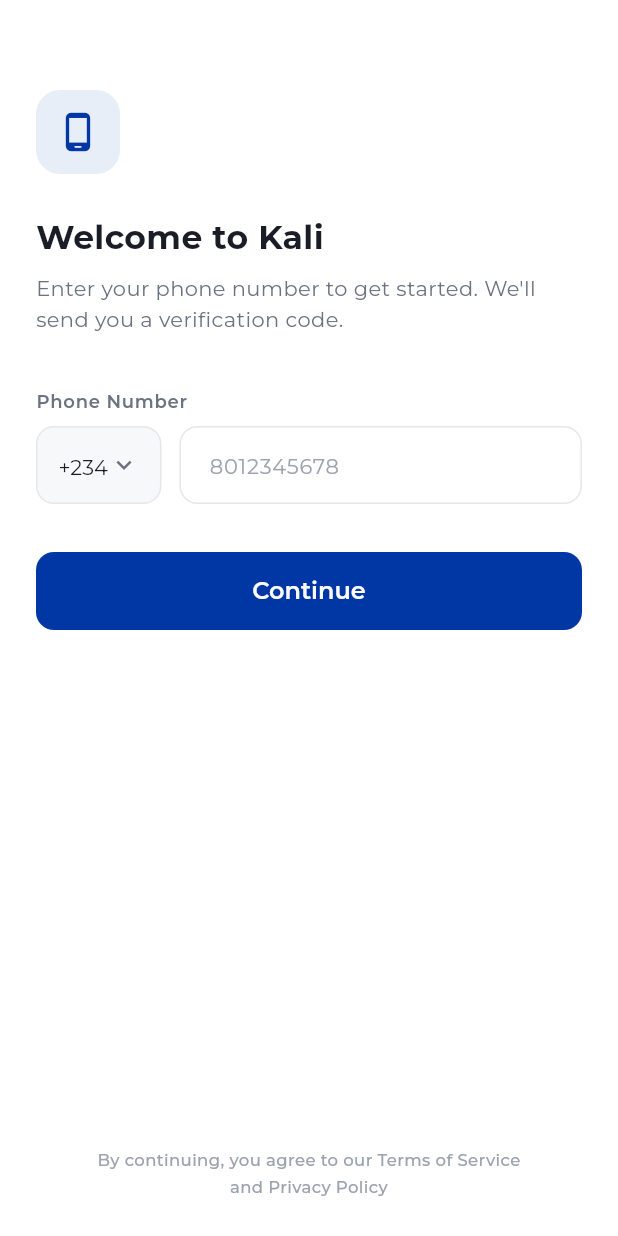
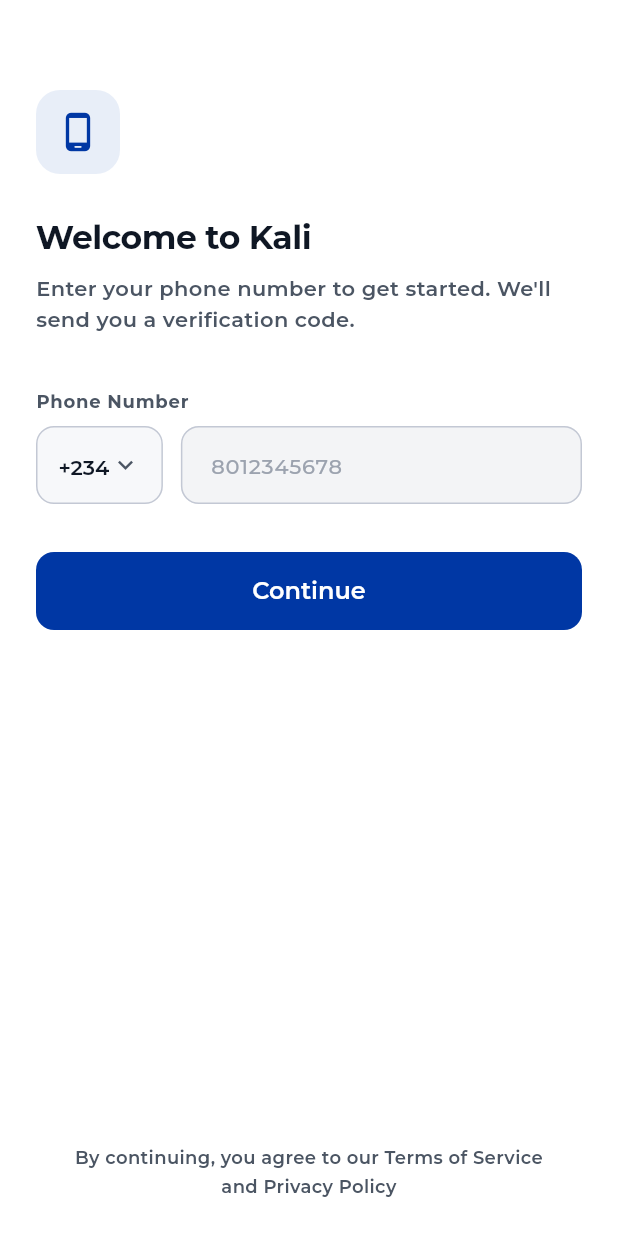
Before and after one commit to masteribro/customer_delivery_app, a Flutter app: the screen it shows after launch, on a phone screen of 412 x 824 dp. Run offline on Flutter 3.47's test engine with Material 3 defaults, Android fonts, the phone set to English and light mode, and no system bars; our stand-ins replace cloud_firestore, equatable, firebase_auth, firebase_core, flutter_bloc, flutter_screenutil and 3 more; accounts and stored records are empty.

Commit message:
feat: update UI theme and implement developer bypass for authentication
- Overhaul app theme with new color palette, refined typography (Montserrat), and updated `InputDecorationTheme`.
- Introduce `AppColors.disabled`, `textLink`, and specific input field colors (`inputBg`, `inputBorder`, etc.).
- Update `AppTextStyles` with adjusted font weights, letter spacing, and semantic color mapping.
- Standardize UI components to use `textSecondary` instead of `textTertiary` for better readability.
- Add `devSignIn` method to `AuthCubit` and `AuthRepository` to allow anonymous login in debug mode.
- Implement a "Dev Login" button in `PhoneScreen` (visible only in debug mode) to bypass phone authentication.
- Refine empty states and placeholders across home, search, orders, wallet, and profile screens.
- Enhance consistency of icons and text styles in vendor and product detail views.

```diff
--- a/lib/core/theme/app_colors.dart
+++ b/lib/core/theme/app_colors.dart
@@ -21,16 +21,25 @@
   static const Color background = Color(0xFFF7F8FA);
   static const Color surface = Color(0xFFFFFFFF);
   static const Color card = Color(0xFFFFFFFF);
-  static const Color border = Color(0xFFE5E7EB);
+  static const Color border = Color(0xFFC3C8D4);
   static const Color divider = Color(0xFFF0F1F3);
   static const Color disabled = Color(0xFFBCC1CA);
 
-  // Text
-  static const Color textPrimary = Color(0xFF1A1D26);
-  static const Color textSecondary = Color(0xFF6B7280);
+  // Text — matches GadaMobile
+  static const Color textPrimary = Color(0xFF0F1724);
+  static const Color textSecondary = Color(0xFF4B5563);
   static const Color textTertiary = Color(0xFF9CA3AF);
   static const Color textOnPrimary = Color(0xFFFFFFFF);
-  static const Color textOnSecondary = Color(0xFF1A1D26);
+  static const Color textOnSecondary = Color(0xFF0F1724);
+  static const Color textLink = Color(0xFF002D85);
+
+  // Input fields
+  static const Color inputText = Color(0xFF0F1724);
+  static const Color inputPlaceholder = Color(0xFF9CA3AF);
+  static const Color inputBg = Color(0xFFF3F4F6);
+  static const Color inputBgFocused = Color(0xFFE8EEFF);
+  static const Color inputBorder = Color(0xFFC3C8D4);
+  static const Color inputBorderFocused = Color(0xFF0037A4);
 
   // Semantic
   static const Color success = Color(0xFF0F7F41);
--- a/lib/core/theme/app_text_styles.dart
+++ b/lib/core/theme/app_text_styles.dart
@@ -10,6 +10,7 @@
     fontSize: 28,
     fontWeight: FontWeight.w700,
     color: AppColors.textPrimary,
+    letterSpacing: -0.5,
     height: 1.3,
   );
 
@@ -18,14 +19,16 @@
     fontSize: 22,
     fontWeight: FontWeight.w700,
     color: AppColors.textPrimary,
+    letterSpacing: -0.3,
     height: 1.3,
   );
 
   static const TextStyle h3 = TextStyle(
     fontFamily: 'Montserrat',
     fontSize: 18,
-    fontWeight: FontWeight.w600,
+    fontWeight: FontWeight.w700,
     color: AppColors.textPrimary,
+    letterSpacing: -0.2,
     height: 1.4,
   );
 
@@ -33,7 +36,7 @@
   static const TextStyle bodyLarge = TextStyle(
     fontFamily: 'Montserrat',
     fontSize: 16,
-    fontWeight: FontWeight.w400,
+    fontWeight: FontWeight.w600,
     color: AppColors.textPrimary,
     height: 1.5,
   );
@@ -41,15 +44,15 @@
   static const TextStyle bodyMedium = TextStyle(
     fontFamily: 'Montserrat',
     fontSize: 14,
-    fontWeight: FontWeight.w400,
+    fontWeight: FontWeight.w600,
     color: AppColors.textPrimary,
     height: 1.5,
   );
 
   static const TextStyle bodySmall = TextStyle(
     fontFamily: 'Montserrat',
-    fontSize: 12,
-    fontWeight: FontWeight.w400,
+    fontSize: 13,
+    fontWeight: FontWeight.w600,
     color: AppColors.textSecondary,
     height: 1.4,
   );
@@ -58,21 +61,21 @@
   static const TextStyle labelLarge = TextStyle(
     fontFamily: 'Montserrat',
     fontSize: 16,
-    fontWeight: FontWeight.w600,
+    fontWeight: FontWeight.w700,
     color: AppColors.textPrimary,
   );
 
   static const TextStyle labelMedium = TextStyle(
     fontFamily: 'Montserrat',
     fontSize: 14,
-    fontWeight: FontWeight.w600,
+    fontWeight: FontWeight.w700,
     color: AppColors.textPrimary,
   );
 
   static const TextStyle labelSmall = TextStyle(
     fontFamily: 'Montserrat',
     fontSize: 12,
-    fontWeight: FontWeight.w600,
+    fontWeight: FontWeight.w700,
     color: AppColors.textSecondary,
   );
 
@@ -80,16 +83,16 @@
   static const TextStyle button = TextStyle(
     fontFamily: 'Montserrat',
     fontSize: 16,
-    fontWeight: FontWeight.w600,
+    fontWeight: FontWeight.w700,
     color: AppColors.white,
   );
 
   // Caption
   static const TextStyle caption = TextStyle(
     fontFamily: 'Montserrat',
-    fontSize: 11,
-    fontWeight: FontWeight.w500,
-    color: AppColors.textTertiary,
+    fontSize: 12,
+    fontWeight: FontWeight.w600,
+    color: AppColors.textSecondary,
     height: 1.3,
   );
 
@@ -104,15 +107,15 @@
   static const TextStyle priceSmall = TextStyle(
     fontFamily: 'Montserrat',
     fontSize: 14,
-    fontWeight: FontWeight.w600,
+    fontWeight: FontWeight.w700,
     color: AppColors.primary,
   );
 
   static const TextStyle priceStrikethrough = TextStyle(
     fontFamily: 'Montserrat',
     fontSize: 12,
-    fontWeight: FontWeight.w400,
-    color: AppColors.textTertiary,
+    fontWeight: FontWeight.w500,
+    color: AppColors.textSecondary,
     decoration: TextDecoration.lineThrough,
   );
 }
--- a/lib/core/theme/app_theme.dart
+++ b/lib/core/theme/app_theme.dart
@@ -12,6 +12,23 @@
       fontFamily: 'Montserrat',
       scaffoldBackgroundColor: AppColors.background,
       primaryColor: AppColors.primary,
+      textTheme: const TextTheme(
+        displayLarge: TextStyle(fontFamily: 'Montserrat', color: AppColors.textPrimary),
+        displayMedium: TextStyle(fontFamily: 'Montserrat', color: AppColors.textPrimary),
+        displaySmall: TextStyle(fontFamily: 'Montserrat', color: AppColors.textPrimary),
+        headlineLarge: TextStyle(fontFamily: 'Montserrat', color: AppColors.textPrimary),
+        headlineMedium: TextStyle(fontFamily: 'Montserrat', color: AppColors.textPrimary),
+        headlineSmall: TextStyle(fontFamily: 'Montserrat', color: AppColors.textPrimary),
+        titleLarge: TextStyle(fontFamily: 'Montserrat', color: AppColors.textPrimary),
+        titleMedium: TextStyle(fontFamily: 'Montserrat', color: AppColors.textPrimary),
+        titleSmall: TextStyle(fontFamily: 'Montserrat', color: AppColors.textPrimary),
+        bodyLarge: TextStyle(fontFamily: 'Montserrat', color: AppColors.textPrimary),
+        bodyMedium: TextStyle(fontFamily: 'Montserrat', color: AppColors.textPrimary),
+        bodySmall: TextStyle(fontFamily: 'Montserrat', color: AppColors.textSecondary),
+        labelLarge: TextStyle(fontFamily: 'Montserrat', color: AppColors.textPrimary),
+        labelMedium: TextStyle(fontFamily: 'Montserrat', color: AppColors.textPrimary),
+        labelSmall: TextStyle(fontFamily: 'Montserrat', color: AppColors.textSecondary),
+      ),
       colorScheme: const ColorScheme.light(
         primary: AppColors.primary,
         onPrimary: AppColors.textOnPrimary,
@@ -85,19 +102,19 @@
       ),
       inputDecorationTheme: InputDecorationTheme(
         filled: true,
-        fillColor: AppColors.white,
+        fillColor: AppColors.inputBg,
         contentPadding: const EdgeInsets.symmetric(horizontal: 16, vertical: 14),
         border: OutlineInputBorder(
           borderRadius: BorderRadius.circular(12),
-          borderSide: const BorderSide(color: AppColors.border),
+          borderSide: const BorderSide(color: AppColors.inputBorder),
         ),
         enabledBorder: OutlineInputBorder(
           borderRadius: BorderRadius.circular(12),
-          borderSide: const BorderSide(color: AppColors.border),
+          borderSide: const BorderSide(color: AppColors.inputBorder),
         ),
         focusedBorder: OutlineInputBorder(
           borderRadius: BorderRadius.circular(12),
-          borderSide: const BorderSide(color: AppColors.primary, width: 1.5),
+          borderSide: const BorderSide(color: AppColors.inputBorderFocused, width: 1.5),
         ),
         errorBorder: OutlineInputBorder(
           borderRadius: BorderRadius.circular(12),
@@ -106,13 +123,13 @@
         hintStyle: const TextStyle(
           fontFamily: 'Montserrat',
           fontSize: 14,
-          fontWeight: FontWeight.w400,
-          color: AppColors.textTertiary,
+          fontWeight: FontWeight.w500,
+          color: AppColors.inputPlaceholder,
         ),
         labelStyle: const TextStyle(
           fontFamily: 'Montserrat',
           fontSize: 14,
-          fontWeight: FontWeight.w500,
+          fontWeight: FontWeight.w600,
           color: AppColors.textSecondary,
         ),
       ),
--- a/lib/presentation/screens/auth/phone_screen.dart
+++ b/lib/presentation/screens/auth/phone_screen.dart
@@ -1,3 +1,4 @@
+import 'package:flutter/foundation.dart';
 import 'package:flutter/material.dart';
 import 'package:flutter/services.dart';
 import 'package:flutter_bloc/flutter_bloc.dart';
@@ -174,6 +175,19 @@
                     },
                   ),
                   const Spacer(),
+                  if (kDebugMode)
+                    Center(
+                      child: TextButton(
+                        onPressed: () =>
+                            context.read<AuthCubit>().devSignIn(),
+                        child: Text(
+                          'Dev Login (skip phone auth)',
+                          style: AppTextStyles.labelSmall.copyWith(
+                            color: AppColors.textSecondary,
+                          ),
+                        ),
+                      ),
+                    ),
                   Center(
                     child: Padding(
                       padding: const EdgeInsets.only(bottom: 24),
--- a/lib/presentation/screens/auth/profile_setup_screen.dart
+++ b/lib/presentation/screens/auth/profile_setup_screen.dart
@@ -97,7 +97,7 @@
                     decoration: const InputDecoration(
                       hintText: 'Your full name',
                       prefixIcon: Icon(Icons.person_outline,
-                          color: AppColors.textTertiary, size: 22),
+                          color: AppColors.textSecondary, size: 22),
                     ),
                     validator: (value) {
                       if (value == null || value.trim().length < 2) {
@@ -122,7 +122,7 @@
                     decoration: const InputDecoration(
                       hintText: 'you@example.com',
                       prefixIcon: Icon(Icons.email_outlined,
-                          color: AppColors.textTertiary, size: 22),
+                          color: AppColors.textSecondary, size: 22),
                     ),
                     validator: (value) {
                       if (value == null || !value.contains('@')) {
--- a/lib/presentation/screens/cart/cart_screen.dart
+++ b/lib/presentation/screens/cart/cart_screen.dart
@@ -213,7 +213,7 @@
   Widget _imgPlaceholder() {
     return Center(
       child: Icon(Icons.fastfood_outlined,
-          size: 20, color: AppColors.textTertiary.withValues(alpha: 0.3)),
+          size: 20, color: AppColors.textSecondary.withValues(alpha: 0.3)),
     );
   }
 
@@ -223,7 +223,7 @@
         mainAxisSize: MainAxisSize.min,
         children: [
           Icon(Icons.shopping_cart_outlined,
-              size: 64, color: AppColors.textTertiary.withValues(alpha: 0.3)),
+              size: 64, color: AppColors.textSecondary.withValues(alpha: 0.3)),
           const SizedBox(height: 16),
           Text('Your cart is empty', style: AppTextStyles.h3),
           const SizedBox(height: 6),
--- a/lib/presentation/screens/orders/order_detail_screen.dart
+++ b/lib/presentation/screens/orders/order_detail_screen.dart
@@ -386,7 +386,7 @@
                   style: AppTextStyles.bodyMedium.copyWith(
                     color: isCompleted
                         ? AppColors.textPrimary
-                        : AppColors.textTertiary,
+                        : AppColors.textSecondary,
                     fontWeight:
                         isCompleted ? FontWeight.w500 : FontWeight.w400,
                   ),
--- a/lib/presentation/screens/profile/addresses_screen.dart
+++ b/lib/presentation/screens/profile/addresses_screen.dart
@@ -35,7 +35,7 @@
                 children: [
                   Icon(Icons.location_off_outlined,
                       size: 56,
-                      color: AppColors.textTertiary.withValues(alpha: 0.3)),
+                      color: AppColors.textSecondary.withValues(alpha: 0.3)),
                   const SizedBox(height: 12),
                   Text('No saved addresses',
                       style: AppTextStyles.h3),
--- a/lib/presentation/screens/profile/edit_profile_screen.dart
+++ b/lib/presentation/screens/profile/edit_profile_screen.dart
@@ -187,10 +187,10 @@
           readOnly: readOnly,
           keyboardType: keyboardType,
           style: AppTextStyles.bodyLarge.copyWith(
-            color: readOnly ? AppColors.textTertiary : null,
+            color: readOnly ? AppColors.textSecondary : null,
           ),
           decoration: InputDecoration(
-            prefixIcon: Icon(icon, color: AppColors.textTertiary, size: 22),
+            prefixIcon: Icon(icon, color: AppColors.textSecondary, size: 22),
             fillColor: readOnly ? AppColors.background : AppColors.white,
           ),
         ),
--- a/lib/presentation/screens/profile/profile_tab.dart
+++ b/lib/presentation/screens/profile/profile_tab.dart
@@ -195,7 +195,7 @@
         ),
       ),
       trailing: Icon(Icons.chevron_right,
-          size: 20, color: color ?? AppColors.textTertiary),
+          size: 20, color: color ?? AppColors.textSecondary),
       onTap: onTap,
       contentPadding: const EdgeInsets.symmetric(horizontal: 16),
     );
--- a/lib/presentation/screens/vendor/product_detail_screen.dart
+++ b/lib/presentation/screens/vendor/product_detail_screen.dart
@@ -198,7 +198,7 @@
   Widget _placeholder() {
     return Center(
       child: Icon(Icons.fastfood_outlined,
-          size: 56, color: AppColors.textTertiary.withValues(alpha: 0.2)),
+          size: 56, color: AppColors.textSecondary.withValues(alpha: 0.2)),
     );
   }
 }
--- a/lib/presentation/screens/vendor/vendor_detail_screen.dart
+++ b/lib/presentation/screens/vendor/vendor_detail_screen.dart
@@ -156,7 +156,7 @@
               child: Center(
                 child: Text('No menu items yet',
                     style: AppTextStyles.bodyMedium
-                        .copyWith(color: AppColors.textTertiary)),
+                        .copyWith(color: AppColors.textSecondary)),
               ),
             )
           else
@@ -270,7 +270,7 @@
     return Row(
       mainAxisSize: MainAxisSize.min,
       children: [
-        Icon(icon, size: 15, color: iconColor ?? AppColors.textTertiary),
+        Icon(icon, size: 15, color: iconColor ?? AppColors.textSecondary),
         const SizedBox(width: 4),
         Text(text, style: AppTextStyles.bodySmall),
       ],
@@ -353,7 +353,7 @@
   Widget _placeholder() {
     return Center(
       child: Icon(Icons.fastfood_outlined,
-          size: 24, color: AppColors.textTertiary.withValues(alpha: 0.3)),
+          size: 24, color: AppColors.textSecondary.withValues(alpha: 0.3)),
     );
   }
 }
--- a/lib/presentation/screens/wallet/wallet_tab.dart
+++ b/lib/presentation/screens/wallet/wallet_tab.dart
@@ -103,13 +103,12 @@
                   children: [
                     Icon(Icons.receipt_long_outlined,
                         size: 40,
-                        color:
-                            AppColors.textTertiary.withValues(alpha: 0.3)),
+                        color: AppColors.disabled),
                     const SizedBox(height: 12),
                     Text(
                       'No transactions yet',
                       style: AppTextStyles.bodyMedium
-                          .copyWith(color: AppColors.textTertiary),
+                          .copyWith(color: AppColors.textSecondary),
                     ),
                   ],
                 ),
--- a/lib/presentation/widgets/vendor_card.dart
+++ b/lib/presentation/widgets/vendor_card.dart
@@ -92,13 +92,13 @@
                         ),
                         const SizedBox(width: 12),
                         Icon(Icons.access_time_rounded,
-                            size: 13, color: AppColors.textTertiary),
+                            size: 13, color: AppColors.textSecondary),
                         const SizedBox(width: 3),
                         Text('${vendor.prepTimeMinutes} min',
                             style: AppTextStyles.caption),
                         const SizedBox(width: 12),
                         Icon(Icons.delivery_dining_outlined,
-                            size: 14, color: AppColors.textTertiary),
+                            size: 14, color: AppColors.textSecondary),
                         const SizedBox(width: 3),
                         Text(
                           vendor.deliveryFee > 0
```
Also changed, not shown: lib/data/repositories/auth_repository.dart (+7 -0 lines), lib/presentation/bloc/auth/auth_cubit.dart (+18 -0 lines), lib/presentation/screens/home/home_shell.dart (+4 -4 lines), lib/presentation/screens/home/home_tab.dart (+7 -7 lines), lib/presentation/screens/home/search_tab.dart (+5 -5 lines), lib/presentation/screens/orders/orders_tab.dart (+9 -3 lines).
